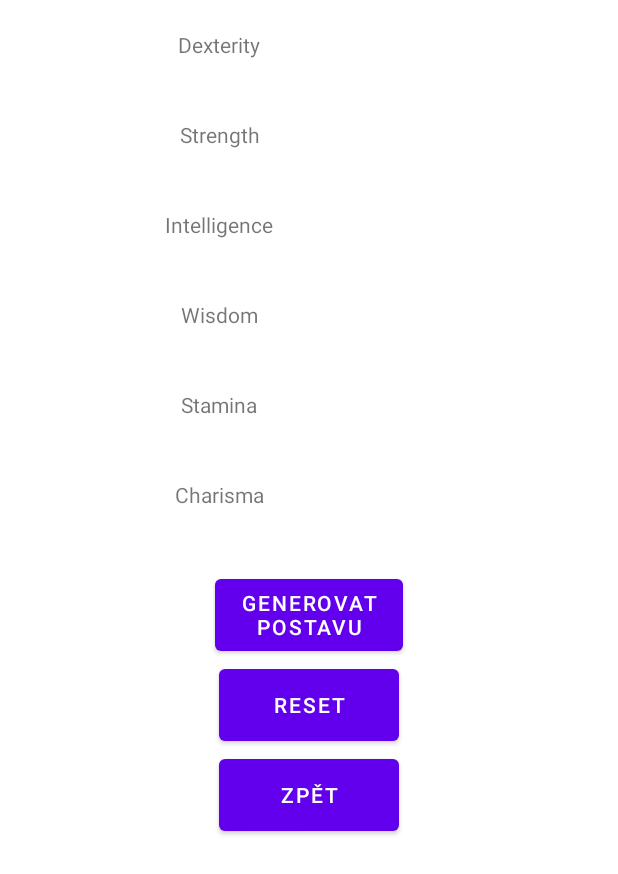
After one commit to krasama/PBTPAA, an Android app: the layout generace_postavy.xml on its own in the app's theme, with its tools: preview values and no code run, on a phone screen of 412 x 824 dp. The commit adds this screen. Shown: the top 874 px of the screen. Run offline under Robolectric (Android 15) with nearby library versions, the phone set to English and light mode, and no system bars.

Commit message:
GUI a počátky metod

```diff
--- a/DnD/app/src/main/java/com/example/dnd/MainActivity.kt
+++ b/DnD/app/src/main/java/com/example/dnd/MainActivity.kt
@@ -23,7 +23,8 @@ class MainActivity : AppCompatActivity() {
        }
 
        generation.setOnClickListener {
-           TODO()
+           this.setContentView(R.layout.generace_postavy)
+
        }
 
         about.setOnClickListener {
--- /dev/null
+++ b/DnD/app/src/main/res/layout/generace_postavy.xml
@@ -0,0 +1,175 @@
+<?xml version="1.0" encoding="utf-8"?>
+<RelativeLayout
+    xmlns:android="http://schemas.android.com/apk/res/android" android:layout_width="match_parent"
+    android:layout_height="match_parent">
+
+    <TableLayout
+        android:id="@+id/tabulka_generace"
+        android:layout_width="match_parent"
+        android:layout_height="wrap_content" >
+        <TableRow
+            android:id="@+id/radek_1_generace"
+            android:layout_width="fill_parent"
+            android:layout_height="wrap_content"
+            android:gravity="center_horizontal" >
+            <TextView
+                android:id="@+id/text_dexterity"
+                android:layout_width="120dp"
+                android:layout_height="60dp"
+                android:text="@string/dexterity"
+                android:gravity="center"
+                />
+            <TextView
+                android:id="@+id/dexterity_generace"
+                android:layout_width="120dp"
+                android:layout_height="60dp"
+                android:text=""
+                android:gravity="center"
+                />
+        </TableRow>
+
+        <TableRow
+            android:id="@+id/radek_2_generace"
+            android:layout_width="fill_parent"
+            android:layout_height="wrap_content"
+            android:gravity="center_horizontal" >
+            <TextView
+                android:id="@+id/text_strength"
+                android:layout_width="120dp"
+                android:layout_height="60dp"
+                android:text="@string/strength"
+                android:gravity="center"
+                />
+            <TextView
+                android:id="@+id/strength_generace"
+                android:layout_width="120dp"
+                android:layout_height="60dp"
+                android:text=""
+                android:gravity="center"
+                />
+        </TableRow>
+
+        <TableRow
+            android:id="@+id/radek_3_generace"
+            android:layout_width="fill_parent"
+            android:layout_height="wrap_content"
+            android:gravity="center_horizontal" >
+            <TextView
+                android:id="@+id/text_intelligence"
+                android:layout_width="120dp"
+                android:layout_height="60dp"
+                android:text="@string/intelligence"
+                android:gravity="center"
+                />
+            <TextView
+                android:id="@+id/inteligence_generace"
+                android:layout_width="120dp"
+                android:layout_height="60dp"
+                android:text=""
+                android:gravity="center"
+                />
+        </TableRow>
+
+        <TableRow
+            android:id="@+id/radek_4_generace"
+            android:layout_width="fill_parent"
+            android:layout_height="wrap_content"
+            android:gravity="center_horizontal" >
+            <TextView
+                android:id="@+id/text_wisdom"
+                android:layout_width="120dp"
+                android:layout_height="60dp"
+                android:text="@string/wisdom"
+                android:gravity="center"
+                />
+            <TextView
+                android:id="@+id/wisdom_generace"
+                android:layout_width="120dp"
+                android:layout_height="60dp"
+                android:text=""
+                android:gravity="center"
+                />
+        </TableRow>
+
+        <TableRow
+            android:id="@+id/radek_5_generace"
+            android:layout_width="fill_parent"
+            android:layout_height="wrap_content"
+            android:gravity="center_horizontal" >
+            <TextView
+                android:id="@+id/text_stamina"
+                android:layout_width="120dp"
+                android:layout_height="60dp"
+                android:text="@string/stamina"
+                android:gravity="center"
+                />
+            <TextView
+                android:id="@+id/stamina_generace"
+                android:layout_width="120dp"
+                android:layout_height="60dp"
+                android:text=""
+                android:gravity="center"
+                />
+        </TableRow>
+
+        <TableRow
+            android:id="@+id/radek_6_generace"
+            android:layout_width="fill_parent"
+            android:layout_height="wrap_content"
+            android:gravity="center_horizontal" >
+            <TextView
+                android:id="@+id/text_charisma"
+                android:layout_width="120dp"
+                android:layout_height="60dp"
+                android:text="@string/charisma"
+                android:gravity="center"
+                />
+            <TextView
+                android:id="@+id/charisma_generace"
+                android:layout_width="120dp"
+                android:layout_height="60dp"
+                android:text="@string/charisma_generace"
+                android:gravity="center"
+                />
+        </TableRow>
+
+        <TableRow
+            android:id="@+id/radek_7_generace"
+            android:layout_width="fill_parent"
+            android:layout_height="wrap_content"
+            android:gravity="center_horizontal" >
+            <TextView
+                android:id="@+id/vypln"
+                android:layout_width="20dp"
+                android:layout_height="20dp"
+                />
+        </TableRow>
+    </TableLayout>
+    <Button
+        android:id="@+id/generace"
+        android:layout_width="125dp"
+        android:layout_height="60dp"
+        android:layout_centerHorizontal="true"
+        android:layout_below="@id/tabulka_generace"
+        android:text="@string/generovat_postavu"
+        />
+
+    <Button
+        android:id="@+id/reset_generace"
+        android:layout_width="120dp"
+        android:layout_height="60dp"
+        android:layout_centerHorizontal="true"
+        android:layout_below="@id/generace"
+        android:text="@string/reset"
+        />
+
+    <Button
+        android:id="@+id/generace_zpet"
+        android:layout_width="120dp"
+        android:layout_height="60dp"
+        android:layout_centerHorizontal="true"
+        android:layout_below="@id/reset_generace"
+        android:text="@string/zpet"
+        />
+
+</RelativeLayout>
--- a/DnD/app/src/main/res/values/strings.xml
+++ b/DnD/app/src/main/res/values/strings.xml
@@ -10,9 +10,25 @@
     <string name="D10">d10</string>
     <string name="D12">d12</string>
     <string name="D20">d20</string>
-    <string name="D00">d00</string>
+    <string name="D100">d100</string>
     <string name="todo">TODO</string>
     <string name="about">O aplikaci</string>
     <string name="text_about">Aplikace bude sloužit k hodu kostkou, možnost bude házet až dvěmi kostkami zároveň a bude nabízet paletu kostek od d4 do d 20. Další využití programu bude generování základních statiskyk postav pro DnD</string>
     <string name="zpet">Zpět</string>
+    <string name="jedna_kostka">jedna kostka</string>
+    <string name="dve_kostky">dvě kostky</string>
+    <string name="generovat_postavu">Generovat postavu</string>
+    <string name="dexterity">Dexterity</string>
+    <string name="strength">Strength</string>
+    <string name="intelligence">Intelligence</string>
+    <string name="wisdom">Wisdom</string>
+    <string name="stamina">Stamina</string>
+    <string name="charisma">Charisma</string>
+    <string name="charisma_generace"></string>
+    <string name="dexterity_generace"></string>
+    <string name="strength_generace"></string>
+    <string name="intelligence_generace"></string>
+    <string name="wisdom_generace"></string>
+    <string name="staminagenerace"></string>
+    <string name="reset">reset</string>
 </resources>
```
Also changed, not shown: DnD/app/src/main/java/com/example/dnd/About.kt (+10 -4 lines), DnD/app/src/main/java/com/example/dnd/Kostka.kt (+61 -11 lines), DnD/app/src/main/java/com/example/dnd/Postava.kt (+14 -2 lines), DnD/app/src/main/res/layout/hod_kostkou.xml (+23 -2 lines).
